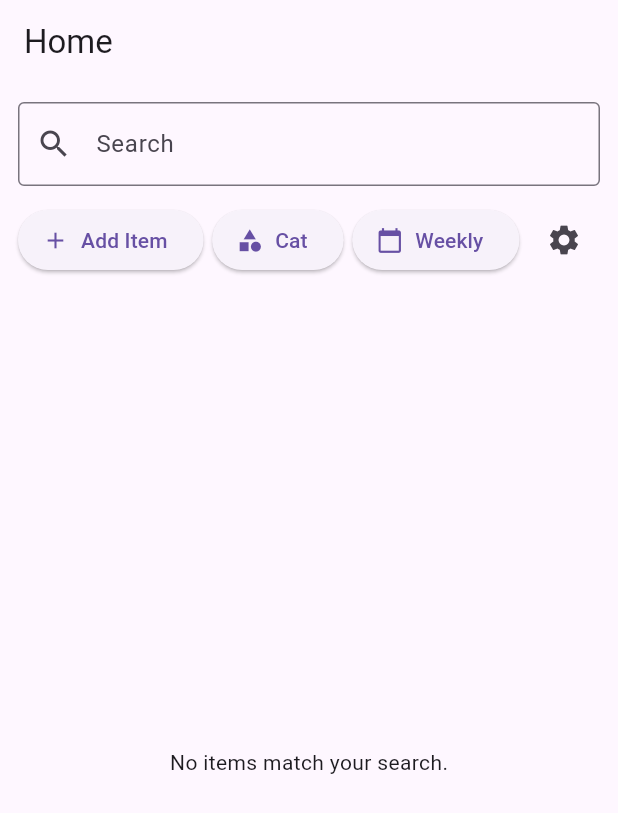
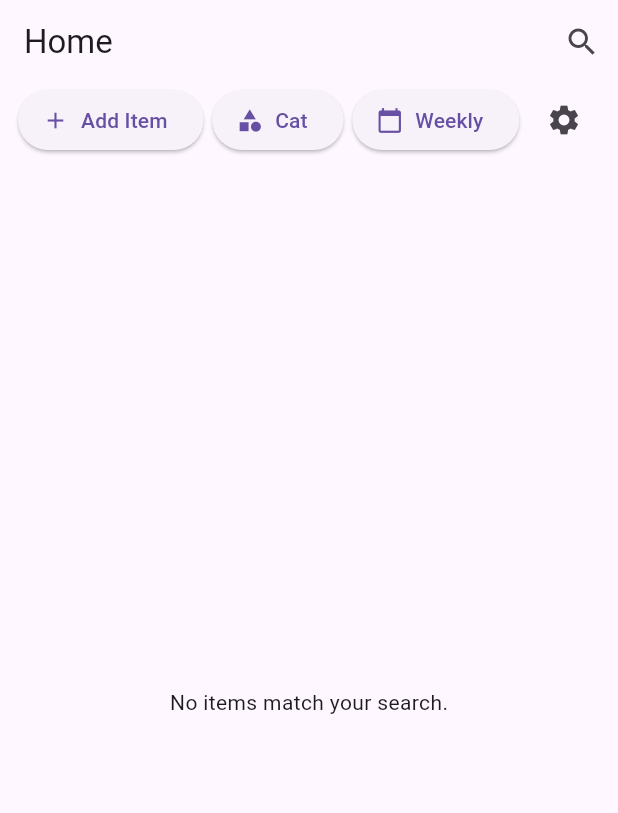
Before and after one commit to sseid4/smart_grocery_list, a Flutter app: the screen it shows after launch, on a phone screen of 412 x 824 dp. Shown: the top 813 px of the screen. Run offline on Flutter 3.47's test engine with Material 3 defaults, Android fonts, the phone set to English and light mode, and no system bars; our stand-ins replace shared_preferences, sqflite; accounts and stored records are empty.

Commit message:
Make the search collabsable

```diff
--- a/grocery_list/lib/screens/home_screen.dart
+++ b/grocery_list/lib/screens/home_screen.dart
@@ -16,6 +16,8 @@ class HomeScreen extends StatefulWidget {
 
 class _HomeScreenState extends State<HomeScreen> {
   String _query = '';
+  bool _showSearch = false;
+  final TextEditingController _searchController = TextEditingController();
 
   void _openAddItem() async {
     await Navigator.pushNamed(context, '/add');
@@ -36,22 +38,64 @@ class _HomeScreenState extends State<HomeScreen> {
   }
 
   @override
+  void initState() {
+    super.initState();
+    _searchController.text = _query;
+    _searchController.addListener(() {
+      setState(() {
+        _query = _searchController.text;
+      });
+    });
+  }
+
+  @override
+  void dispose() {
+    _searchController.dispose();
+    super.dispose();
+  }
+
+  @override
   Widget build(BuildContext context) {
     return Scaffold(
-      appBar: AppBar(title: const Text('Home')),
+      appBar: _showSearch
+          ? AppBar(
+              leading: IconButton(
+                icon: const Icon(Icons.arrow_back),
+                onPressed: () => setState(() {
+                  _showSearch = false;
+                  _searchController.clear();
+                }),
+              ),
+              title: TextField(
+                controller: _searchController,
+                autofocus: true,
+                decoration: const InputDecoration(
+                  hintText: 'Search',
+                  border: InputBorder.none,
+                ),
+              ),
+              actions: [
+                IconButton(
+                  icon: const Icon(Icons.close),
+                  onPressed: () => setState(() {
+                    _showSearch = false;
+                    _searchController.clear();
+                  }),
+                ),
+              ],
+            )
+          : AppBar(
+              title: const Text('Home'),
+              actions: [
+                IconButton(
+                  icon: const Icon(Icons.search),
+                  onPressed: () => setState(() => _showSearch = true),
+                ),
+              ],
+            ),
       body: Column(
         children: [
-          Padding(
-            padding: const EdgeInsets.all(12.0),
-            child: TextField(
-              decoration: const InputDecoration(
-                labelText: 'Search',
-                prefixIcon: Icon(Icons.search),
-                border: OutlineInputBorder(),
-              ),
-              onChanged: (v) => setState(() => _query = v),
-            ),
-          ),
+          // Search field moved to AppBar and only appears when _showSearch is true.
           Padding(
             padding: const EdgeInsets.symmetric(horizontal: 12.0),
             child: Row(
--- a/grocery_list/lib/services/db_helper.dart
+++ b/grocery_list/lib/services/db_helper.dart
@@ -113,6 +113,8 @@ class DBHelper {
 
   Future<void> clearAll() async {
     final db = await database;
+    // remove all rows from items and templates to perform a full clear
     await db.delete('items');
+    await db.delete('templates');
   }
 }
```
Also changed, not shown: grocery_list/lib/screens/settings_screen.dart (+8 -4 lines), grocery_list/lib/services/in_memory_repo.dart (+26 -0 lines).
